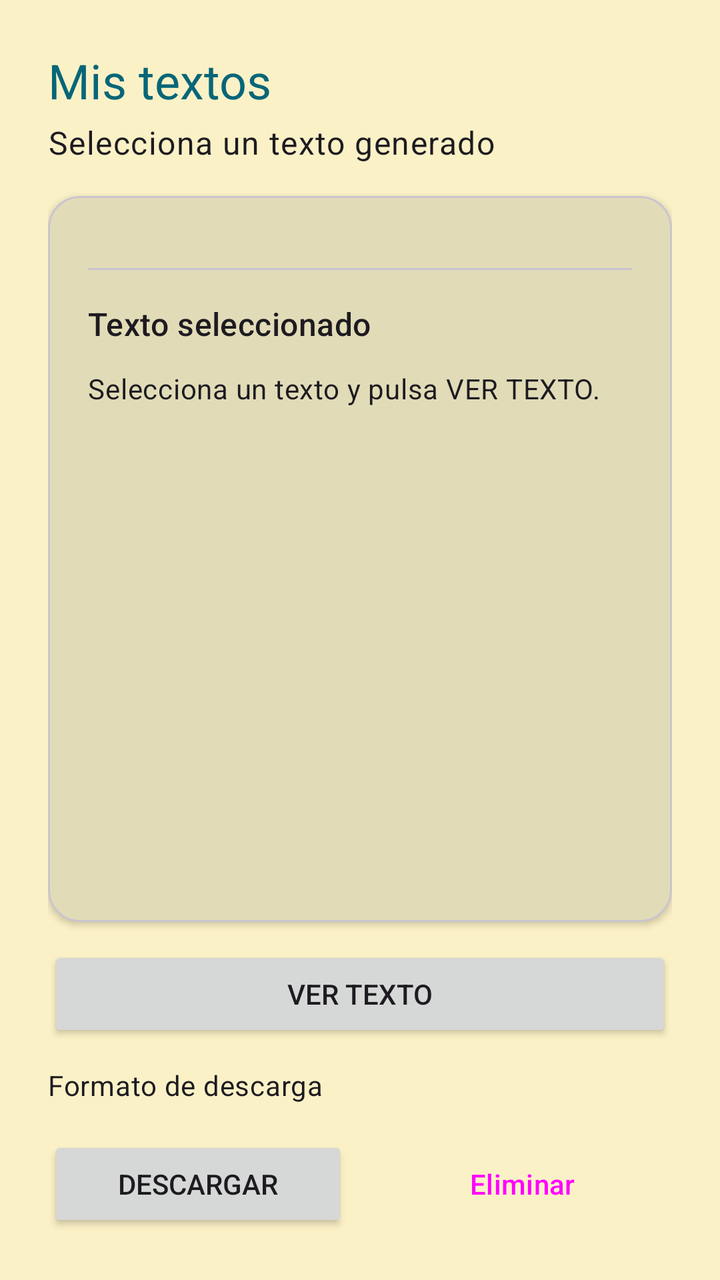
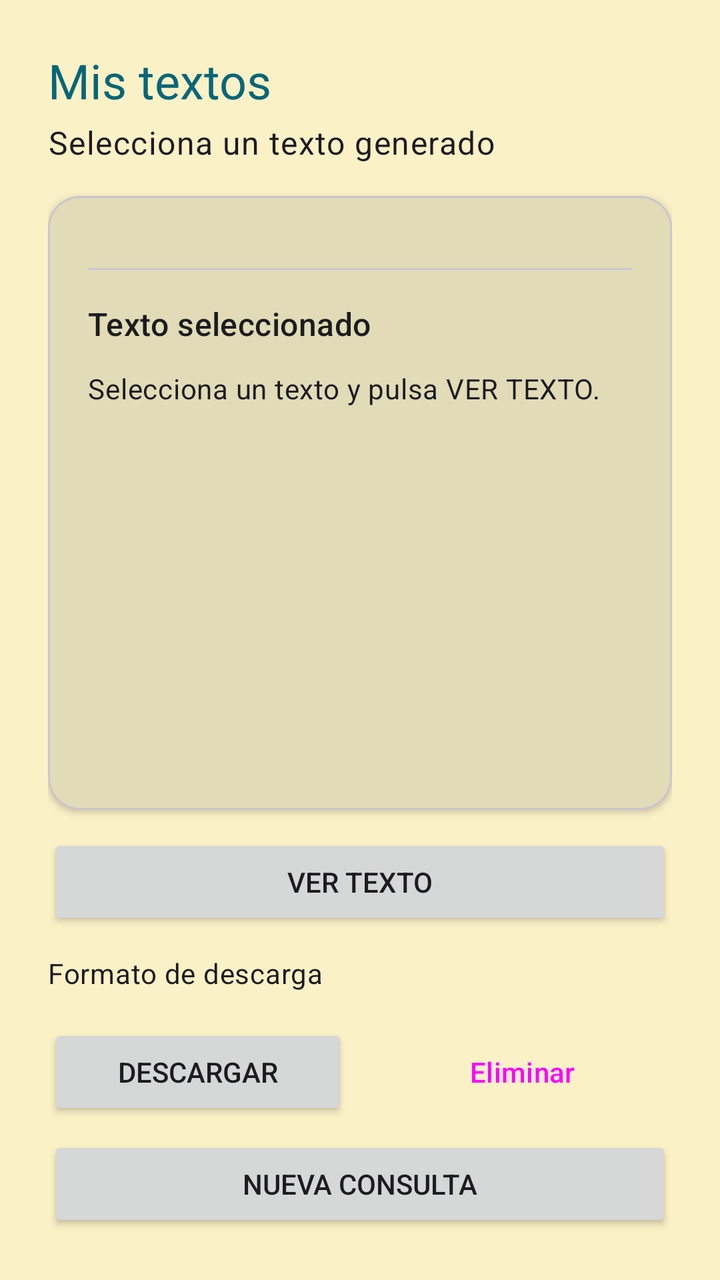

Screens rendered from an Android XML layout before and after an edit, with the pre-edit source and the edit as a unified diff.
<!-- AndroidManifest.xml: application theme Theme.Entregable01Actitud -->
<!-- res/layout/activity_textos.xml -->
<?xml version="1.0" encoding="utf-8"?>
<LinearLayout xmlns:android="http://schemas.android.com/apk/res/android"
    xmlns:app="http://schemas.android.com/apk/res-auto"
    android:id="@+id/main"
    android:layout_width="match_parent"
    android:layout_height="match_parent"
    android:orientation="vertical"
    android:padding="24dp">

    <TextView
        android:layout_width="match_parent"
        android:layout_height="wrap_content"
        android:layout_marginBottom="4dp"
        android:text="@string/titulo_textos"
        android:textAppearance="?attr/textAppearanceHeadlineSmall"
        android:textColor="?attr/colorPrimary" />

    <TextView
        android:layout_width="match_parent"
        android:layout_height="wrap_content"
        android:layout_marginBottom="16dp"
        android:text="@string/subtitulo_textos"
        android:textAppearance="?attr/textAppearanceBodyLarge" />

    <com.google.android.material.card.MaterialCardView
        android:layout_width="match_parent"
        android:layout_height="0dp"
        android:layout_weight="1"
        app:cardCornerRadius="16dp"
        app:cardElevation="2dp">

        <ScrollView
            android:layout_width="match_parent"
            android:layout_height="match_parent"
            android:clipToPadding="false">

            <LinearLayout
                android:layout_width="match_parent"
                android:layout_height="wrap_content"
                android:orientation="vertical"
                android:padding="20dp">

                <TextView
                    android:id="@+id/txtVacio"
                    android:layout_width="match_parent"
                    android:layout_height="wrap_content"
                    android:text="@string/sin_textos"
                    android:textAppearance="?attr/textAppearanceBodyMedium"
                    android:visibility="gone" />

                <RadioGroup
                    android:id="@+id/radioGroupTextos"
                    android:layout_width="match_parent"
                    android:layout_height="wrap_content"
                    android:orientation="vertical" />

                <com.google.android.material.divider.MaterialDivider
                    android:layout_width="match_parent"
                    android:layout_height="wrap_content"
                    android:layout_marginTop="16dp"
                    android:layout_marginBottom="16dp" />

                <TextView
                    android:layout_width="match_parent"
                    android:layout_height="wrap_content"
                    android:layout_marginBottom="12dp"
                    android:text="@string/titulo_texto_seleccionado"
                    android:textAppearance="?attr/textAppearanceTitleMedium" />

                <TextView
                    android:id="@+id/txtTextoSeleccionado"
                    android:layout_width="match_parent"
                    android:layout_height="wrap_content"
                    android:lineSpacingExtra="4dp"
                    android:text="@string/placeholder_texto"
                    android:textAppearance="?attr/textAppearanceBodyMedium"
                    android:textIsSelectable="true" />

            </LinearLayout>

        </ScrollView>

    </com.google.android.material.card.MaterialCardView>

    <Button
        android:id="@+id/btnVerTexto"
        android:layout_width="match_parent"
        android:layout_height="wrap_content"
        android:layout_marginTop="12dp"
        android:text="@string/btn_ver_texto" />

    <TextView
        android:layout_width="match_parent"
        android:layout_height="wrap_content"
        android:layout_marginTop="12dp"
        android:layout_marginBottom="8dp"
        android:text="@string/lbl_formato"
        android:textAppearance="?attr/textAppearanceBodyMedium" />

    <com.google.android.material.chip.ChipGroup
        android:id="@+id/chipGroupFormato"
        android:layout_width="match_parent"
        android:layout_height="wrap_content"
        android:visibility="gone"
        app:selectionRequired="true"
        app:singleSelection="true" />

    <LinearLayout
        android:layout_width="match_parent"
        android:layout_height="wrap_content"
        android:layout_marginTop="8dp"
        android:orientation="horizontal">

        <Button
            android:id="@+id/btnDescargar"
            android:layout_width="0dp"
            android:layout_height="wrap_content"
            android:layout_marginEnd="6dp"
            android:layout_weight="1"
            android:text="@string/btn_descargar" />

        <Button
            android:id="@+id/btnEliminar"
            style="?attr/materialButtonOutlinedStyle"
            android:layout_width="0dp"
            android:layout_height="wrap_content"
            android:layout_marginStart="6dp"
            android:layout_weight="1"
            android:text="@string/btn_eliminar" />

    </LinearLayout>

</LinearLayout>
<!-- resources referenced by this layout -->
<resources>
  <string name="btn_descargar">Descargar</string>
  <string name="btn_eliminar">Eliminar</string>
  <string name="btn_ver_texto">Ver texto</string>
  <string name="lbl_formato">Formato de descarga</string>
  <string name="placeholder_texto">Selecciona un texto y pulsa VER TEXTO.</string>
  <string name="sin_textos">Todavía no tienes textos generados. Realiza una consulta y pulsa “Generar texto plano”.</string>
  <string name="subtitulo_textos">Selecciona un texto generado</string>
  <string name="titulo_texto_seleccionado">Texto seleccionado</string>
  <string name="titulo_textos">Mis textos</string>
  <style name="Theme.Entregable01Actitud" parent="Base.Theme.Entregable01Actitud" />
  <style name="Base.Theme.Entregable01Actitud" parent="Theme.Material3.DayNight.NoActionBar">
          <item name="colorPrimary">@color/gb_primary</item>
          <item name="colorOnPrimary">@color/gb_on_primary</item>
          <item name="colorSecondary">@color/gb_secondary</item>
          <item name="colorTertiary">@color/gb_tertiary</item>
          <item name="colorError">@color/gb_error</item>
          <item name="colorSurface">@color/gb_surface</item>
          <item name="colorOnSurface">@color/gb_fg</item>
          <item name="colorSurfaceVariant">@color/gb_surface_variant</item>
          <item name="colorOnSurfaceVariant">@color/gb_muted</item>
          <item name="android:windowBackground">@color/gb_bg</item>
          <item name="colorControlHighlight">@color/gb_surface_variant</item>
      </style>
  <color name="gb_primary">#076678</color>
  <color name="gb_on_primary">#FBF1C7</color>
  <color name="gb_secondary">#427B58</color>
  <color name="gb_tertiary">#8F3F71</color>
  <color name="gb_error">#9D0006</color>
  <color name="gb_surface">#F2E5BC</color>
  <color name="gb_fg">#3C3836</color>
  <color name="gb_surface_variant">#EBDBB2</color>
  <color name="gb_muted">#7C6F64</color>
  <color name="gb_bg">#FBF1C7</color>
</resources>

<!-- the commit's change to res/layout/activity_textos.xml (unified diff, before → after) -->
@@ -130,4 +130,11 @@
 
     </LinearLayout>
 
+    <Button
+        android:id="@+id/btnNuevaConsulta"
+        android:layout_width="match_parent"
+        android:layout_height="wrap_content"
+        android:layout_marginTop="8dp"
+        android:text="@string/btn_nueva_consulta" />
+
 </LinearLayout>
<!-- resource entries referenced after the edit -->
@@ -2,6 +2,7 @@
 <resources>
   <string name="btn_descargar">Descargar</string>
   <string name="btn_eliminar">Eliminar</string>
+  <string name="btn_nueva_consulta">Nueva consulta</string>
   <string name="btn_ver_texto">Ver texto</string>
   <string name="lbl_formato">Formato de descarga</string>
   <string name="placeholder_texto">Selecciona un texto y pulsa VER TEXTO.</string>
